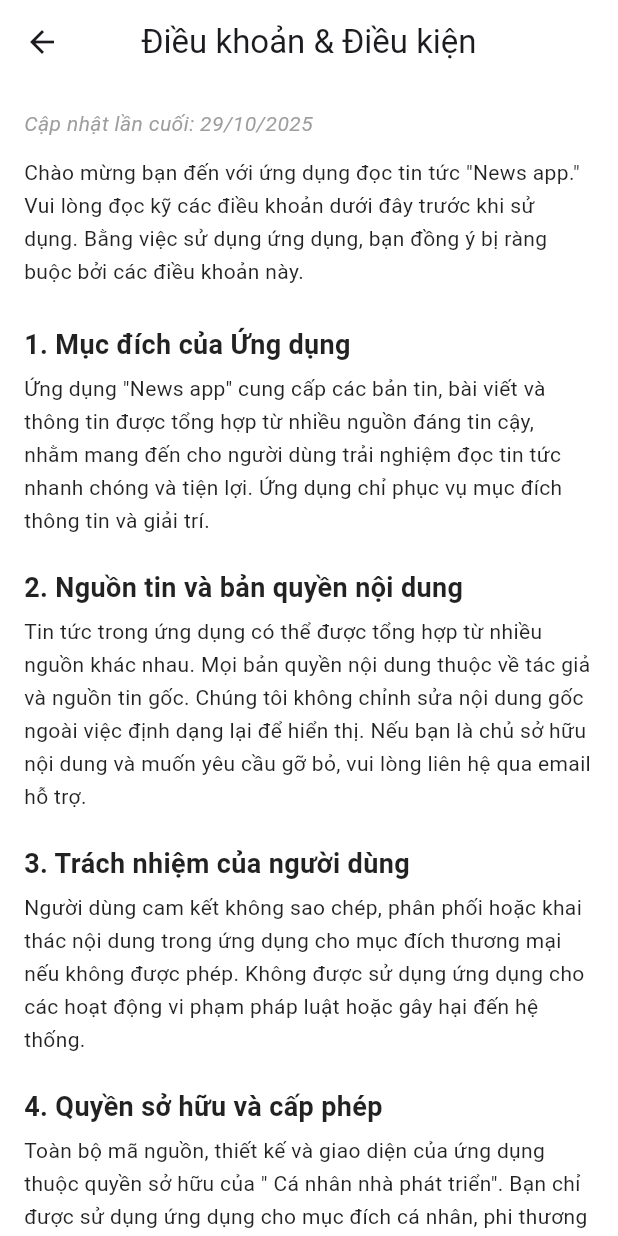
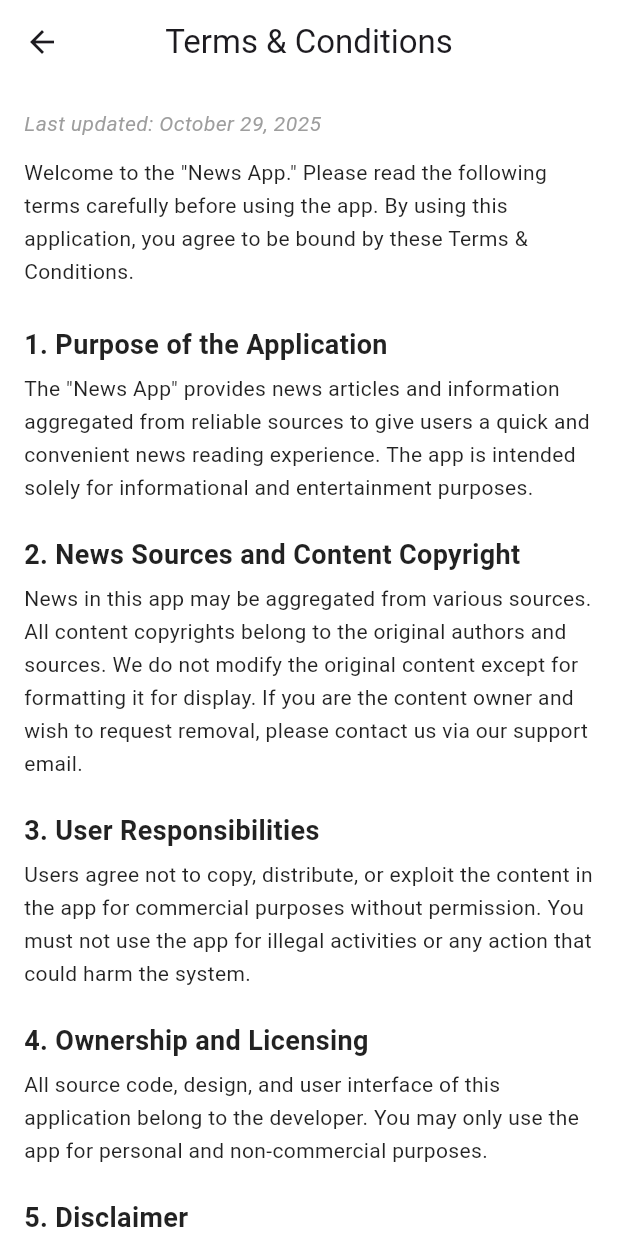
Before and after one commit to MD1809/NewsApp_Project, a Flutter app: the screen it shows after launch, item 4 of the bottom bar chosen, after a tap on "Terms & conditions", on a phone screen of 412 x 824 dp. Run offline on Flutter 3.47's test engine with Material 3 defaults, Android fonts, the phone set to English and light mode, and no system bars; our stand-ins replace cloud_firestore, firebase_auth, firebase_core, sqflite, timeago; accounts and stored records are empty; network calls fail.

Commit message:
cập nhật lại giao diện dùng ngôn ngữ mặc định english

```diff
--- a/lib/screens/bookmarks_screen.dart
+++ b/lib/screens/bookmarks_screen.dart
@@ -92,11 +92,11 @@ class _BookmarksScreenState extends State<BookmarksScreen> {
           .doc(_safeId(url))
           .delete();
     } else {
-      // 🔹 Xoá bài viết cục bộ (SQLite)
+      // Xoá bài viết cục bộ (SQLite)
       await DatabaseNewsApp.instance.deleteArticleByUrl(url);
     }
 
-    // 🔁 Load lại danh sách
+    // Load lại danh sách
     await loadSavedArticles();
   }
 
@@ -120,14 +120,14 @@ class _BookmarksScreenState extends State<BookmarksScreen> {
             children: [
               Row(
                 children: [
-                  Text("Các bài đã lưu", style: TextStyle(fontSize: 18)),
+                  Text("Saved Articles", style: TextStyle(fontSize: 18)),
                 ],
               ),
               SizedBox(height: 10),
               Expanded(
                 child: savedArticles.isEmpty
                     ? const Center(
-                        child: Text("Chưa có bài viết nào được lưu."),
+                        child: Text("No saved articles yet."),
                       )
                     : ListView.builder(
                         itemCount: savedArticles.length,
--- a/lib/screens/categories_screen.dart
+++ b/lib/screens/categories_screen.dart
@@ -64,13 +64,15 @@ class _CategoriesScreenState extends State<CategoriesScreen> {
               SizedBox(height: 4),
               Row(
                 children: [
-                  Text("Tin tức theo chủ đề", style: TextStyle(fontSize: 18)),
+                  Text("News by Category", style: TextStyle(fontSize: 18)),
                 ],
               ),
               SizedBox(height: 20),
               Expanded(
                 child: isLoading
                     ? const Center(child: CircularProgressIndicator())
+                    : categoryImages.isEmpty
+                    ? const Center(child: Text('No news found for this category'))
                     : GridView.builder(
                         itemCount: categoryNames.length,
                         gridDelegate:
--- a/lib/screens/change_password_screen.dart
+++ b/lib/screens/change_password_screen.dart
@@ -21,13 +21,13 @@ class _ChangePasswordScreenState extends State<ChangePasswordScreen> {
     if (user == null) {
       ScaffoldMessenger.of(
         context,
-      ).showSnackBar(const SnackBar(content: Text('Chưa đăng nhập!')));
+      ).showSnackBar(const SnackBar(content: Text('You are not logged in!')));
       return;
     }
 
     if (_newPasswordController.text != _confirmPasswordController.text) {
       ScaffoldMessenger.of(context).showSnackBar(
-        const SnackBar(content: Text('Mật khẩu mới không trùng khớp')),
+        const SnackBar(content: Text('New passwords do not match')),
       );
       return;
     }
@@ -47,18 +47,18 @@ class _ChangePasswordScreenState extends State<ChangePasswordScreen> {
 
       ScaffoldMessenger.of(
         context,
-      ).showSnackBar(const SnackBar(content: Text('Đổi mật khẩu thành công!')));
+      ).showSnackBar(const SnackBar(content: Text('Password changed successfully!')));
 
       // Clear fields
       _oldPasswordController.clear();
       _newPasswordController.clear();
       _confirmPasswordController.clear();
     } on FirebaseAuthException catch (e) {
-      String message = 'Lỗi: ${e.message}';
+      String message = 'Error: ${e.message}';
 
       // Nếu mật khẩu cũ sai
       if (e.code == 'wrong-password') {
-        message = 'Mật khẩu cũ không đúng';
+        message = 'Incorrect old password';
       }
 
       ScaffoldMessenger.of(
@@ -92,7 +92,7 @@ class _ChangePasswordScreenState extends State<ChangePasswordScreen> {
   Widget build(BuildContext context) {
     return Scaffold(
       backgroundColor: Colors.white,
-      appBar: AppBar(title: const Text('Đổi mật khẩu'), backgroundColor: Colors.white, centerTitle: true),
+      appBar: AppBar(title: const Text('Change Password'), backgroundColor: Colors.white, centerTitle: true),
       body: Padding(
         padding: const EdgeInsets.fromLTRB(20.0, 60.0, 20.0, 0),
         child: Column(
@@ -100,19 +100,19 @@ class _ChangePasswordScreenState extends State<ChangePasswordScreen> {
             TextField(
               controller: _oldPasswordController,
               obscureText: true,
-              decoration: _inputDecoration('Mật khẩu cũ'),
+              decoration: _inputDecoration('Old Password'),
             ),
             const SizedBox(height: 24),
             TextField(
               controller: _newPasswordController,
               obscureText: true,
-              decoration: _inputDecoration('Mật khẩu mới'),
+              decoration: _inputDecoration('New Password'),
             ),
             const SizedBox(height: 24),
             TextField(
               controller: _confirmPasswordController,
               obscureText: true,
-              decoration: _inputDecoration('Xác nhận mật khẩu mới'),
+              decoration: _inputDecoration('Confirm New Password'),
             ),
             const SizedBox(height: 40),
             SizedBox(
@@ -136,7 +136,7 @@ class _ChangePasswordScreenState extends State<ChangePasswordScreen> {
                         ),
                       )
                     : const Text(
-                        'Đổi mật khẩu',
+                        'Change Password',
                         style: TextStyle(
                           color: Colors.white,
                           fontSize: 16,
--- a/lib/screens/home_screen.dart
+++ b/lib/screens/home_screen.dart
@@ -6,9 +6,10 @@ import 'package:news_app_project/widgets/article_formbig_card.dart';
 import 'package:news_app_project/widgets/article_formsmall_card.dart';
 import 'package:news_app_project/widgets/category_button.dart';
 import 'package:news_app_project/widgets/appbar.dart';
-
 import 'package:news_app_project/models/news_model.dart';
 import 'package:news_app_project/services/api_service.dart';
+import 'package:firebase_auth/firebase_auth.dart';
+import 'package:cloud_firestore/cloud_firestore.dart';
 
 class HomePageContent extends StatefulWidget {
   const HomePageContent({super.key});
@@ -18,12 +19,12 @@ class HomePageContent extends StatefulWidget {
 }
 
 class _HomePageContentState extends State<HomePageContent> {
-  // Tạo một đối tượng service
   final NewsApiService _newsService = NewsApiService();
 
   Future<List<NewsArticle>>? _trendingFuture;
   Future<List<NewsArticle>>? _newsFuture;
 
+  String? userInitial;
   String _searchQuery = "";
   Future<List<NewsArticle>>? _searchFuture;
 
@@ -39,7 +40,7 @@ class _HomePageContentState extends State<HomePageContent> {
   @override
   void initState() {
     super.initState();
-    // Gọi API khi khởi tạo màn hình
+    _loadUserInitial();
     _trendingFuture = _newsService.fetchNewsTrending();
     _newsFuture = _newsService.fetchNews(selectedCategory);
   }
@@ -47,7 +48,6 @@ class _HomePageContentState extends State<HomePageContent> {
   void onCategorySelected(String category) {
     setState(() {
       selectedCategory = category;
-      // gọi lại API khi thay đổi
       _newsFuture = _newsService.fetchNews(category);
     });
   }
@@ -63,34 +63,57 @@ class _HomePageContentState extends State<HomePageContent> {
     });
   }
 
+  Future<void> _loadUserInitial() async {
+    final user = FirebaseAuth.instance.currentUser;
+    if (user == null) return;
+
+    try {
+      final snapshot = await FirebaseFirestore.instance
+          .collection('users')
+          .doc(user.uid)
+          .get();
+
+      if (snapshot.exists) {
+        final name = snapshot['username'] ?? '';
+        if (name.isNotEmpty) {
+          setState(() {
+            userInitial = name[0].toUpperCase();
+          });
+        }
+      }
+    } catch (e) {
+      debugPrint('Error: $e');
+    }
+  }
+
   @override
   Widget build(BuildContext context) {
     return Scaffold(
       backgroundColor: Colors.white,
-      appBar: PreferredSize(
-        preferredSize: const Size.fromHeight(60),
+      appBar: const PreferredSize(
+        preferredSize: Size.fromHeight(60),
         child: AppbarBuild(),
       ),
       body: Padding(
-        padding: EdgeInsets.fromLTRB(20, 10, 20, 0),
+        padding: const EdgeInsets.fromLTRB(20, 10, 20, 0),
         child: Container(
-          decoration: BoxDecoration(color: Colors.white),
+          decoration: const BoxDecoration(color: Colors.white),
           child: Column(
             children: [
               Container(
-                padding: EdgeInsets.only(bottom: 8),
+                padding: const EdgeInsets.only(bottom: 8),
                 child: Row(
                   children: [
                     Expanded(child: CustomSearchBar(onSubmitted: _onSearch)),
                     const SizedBox(width: 20),
-                    const SizedBox(
+                    SizedBox(
                       width: 54,
                       height: 54,
                       child: CircleAvatar(
-                        backgroundColor: Colors.deepPurpleAccent,
+                        backgroundColor: Colors.blueAccent,
                         child: Text(
-                          "D",
-                          style: TextStyle(
+                          userInitial ?? "?",
+                          style: const TextStyle(
                             color: Colors.white,
                             fontSize: 24,
                             fontWeight: FontWeight.bold,
@@ -113,13 +136,13 @@ class _HomePageContentState extends State<HomePageContent> {
                       );
                     } else if (snapshot.hasError) {
                       return Center(
-                              child: Text('Lỗi: ${snapshot.error}'),
+                        child: Text('Error: ${snapshot.error}'),
                       );
                     } else if (snapshot.hasData) {
                       final articles = snapshot.data!;
                       if (articles.isEmpty) {
                         return const Center(
-                                child: Text("Không có bài viết."),
+                          child: Text("No articles found."),
                         );
                       }
                       return ListView.builder(
@@ -139,7 +162,7 @@ class _HomePageContentState extends State<HomePageContent> {
                       );
                     } else {
                       return const Center(
-                              child: Text("Không có bài viết."),
+                        child: Text("No articles found."),
                       );
                     }
                   },
@@ -147,7 +170,7 @@ class _HomePageContentState extends State<HomePageContent> {
                     : ListView(
                   children: [
                     const SizedBox(height: 24),
-                          SectionHeader(title: "Trending"),
+                    const SectionHeader(title: "Trending"),
                     const SizedBox(height: 16),
                     FutureBuilder<List<NewsArticle>>(
                       future: _trendingFuture,
@@ -159,17 +182,16 @@ class _HomePageContentState extends State<HomePageContent> {
                           );
                         } else if (snapshot.hasError) {
                           return Center(
-                                  child: Text("Lỗi: ${snapshot.error}"),
+                            child: Text("Error: ${snapshot.error}"),
                           );
                         } else if (snapshot.hasData) {
                           final newsList = snapshot.data!;
                           if (newsList.isEmpty) {
                             return const Center(
-                                    child: Text("Không có bài viết."),
+                              child: Text("No articles available."),
                             );
                           }
 
-                                // Lấy tối đa 8 bài
                           final trendingList = newsList.take(4).toList();
 
                           return SingleChildScrollView(
@@ -196,13 +218,13 @@ class _HomePageContentState extends State<HomePageContent> {
                           );
                         } else {
                           return const Center(
-                                  child: Text("Không có bài viết."),
+                            child: Text("No articles available."),
                           );
                         }
                       },
                     ),
                     const SizedBox(height: 30),
-                          SectionHeader(title: "Latest"),
+                    const SectionHeader(title: "Latest"),
                     const SizedBox(height: 16),
                     SingleChildScrollView(
                       scrollDirection: Axis.horizontal,
@@ -223,29 +245,28 @@ class _HomePageContentState extends State<HomePageContent> {
                       builder: (context, snapshot) {
                         if (snapshot.connectionState ==
                             ConnectionState.waiting) {
-                                // Khi đang tải dữ liệu
                           return const Center(
                             child: CircularProgressIndicator(),
                           );
                         } else if (snapshot.hasError) {
-                                // Nếu có lỗi
                           return Center(
-                                  child: Text('Lỗi: ${snapshot.error}'),
+                            child: Text('Error: ${snapshot.error}'),
                           );
                         } else if (snapshot.hasData) {
                           final newsList = snapshot.data!;
 
                           if (newsList.isEmpty) {
                             return const Center(
-                                    child: Text("Không có bài viết."),
+                              child: Text("No articles available."),
                             );
                           }
-                                // Lấy 10 bài đầu tiên
+
                           final limitedList = newsList.take(6).toList();
 
                           return ListView.builder(
                             shrinkWrap: true,
-                                  physics: NeverScrollableScrollPhysics(),
+                            physics:
+                            const NeverScrollableScrollPhysics(),
                             itemCount: limitedList.length,
                             itemBuilder: (context, index) {
                               final article = limitedList[index];
@@ -261,9 +282,8 @@ class _HomePageContentState extends State<HomePageContent> {
                             },
                           );
                         } else {
-                                // Không có dữ liệu
                           return const Center(
-                                  child: Text("Không có bài viết."),
+                            child: Text("No articles available."),
                           );
                         }
                       },
--- a/lib/screens/newsByCategoryScreen.dart
+++ b/lib/screens/newsByCategoryScreen.dart
@@ -82,7 +82,7 @@ class _NewsByCategoryScreenState extends State<NewsByCategoryScreen> {
           : articles.isEmpty
           ? Container(
               color: Colors.white,
-              child: const Center(child: Text("Không có bài báo nào")),
+              child: const Center(child: Text("No articles found!")),
             )
           : Container(
               color: Colors.white,
--- a/lib/screens/profile_screen.dart
+++ b/lib/screens/profile_screen.dart
@@ -50,7 +50,7 @@ class ProfileScreen extends StatelessWidget {
                   const SizedBox(height: 12),
                   if(user == null) ...[
                     const Text(
-                      "Đăng nhập để cá nhân hóa trải nghiệm của bạn",
+                      "Log in to personalize your experience",
                       textAlign: TextAlign.center,
                       style: TextStyle(fontSize: 14, color: Colors.black54),
                     ),
@@ -75,7 +75,7 @@ class ProfileScreen extends StatelessWidget {
                             ),
                           ),
                           child: const Text(
-                            "Đăng nhập",
+                            "Login",
                             style: TextStyle(
                               color: Colors.white,
                             ),
@@ -97,7 +97,7 @@ class ProfileScreen extends StatelessWidget {
                             ),
                           ),
                           child: const Text(
-                            "Đăng ký",
+                            "Sign Up",
                             style: TextStyle(color: Colors.blue),
                           ),
                         ),
@@ -113,9 +113,9 @@ class ProfileScreen extends StatelessWidget {
 
                         return Column(
                           children: [
-                            const Text("Đã đăng nhập với tài khoản"),
+                            const Text("Logged in with account"),
                             Text(
-                              data?['username'] ?? user.email ?? "Không có tên",
+                              data?['username'] ?? user.email ?? "No name available",
                               style: const TextStyle(fontSize: 18, fontWeight: FontWeight.bold),
                             ),
                           ],
--- a/lib/screens/termsAndConditionsScreen.dart
+++ b/lib/screens/termsAndConditionsScreen.dart
@@ -10,7 +10,7 @@ class TermsScreen extends StatelessWidget {
       appBar: AppBar(
         backgroundColor: Colors.white,
         scrolledUnderElevation: 0,
-        title: const Text("Điều khoản & Điều kiện"),
+        title: const Text("Terms & Conditions"),
         centerTitle: true,
       ),
       body: const SingleChildScrollView(
@@ -51,81 +51,80 @@ class TermsContent extends StatelessWidget {
         crossAxisAlignment: CrossAxisAlignment.start,
         children: [
           const Text(
-            "Cập nhật lần cuối: 29/10/2025",
+            "Last updated: October 29, 2025",
             style: TextStyle(fontStyle: FontStyle.italic, color: Colors.grey),
           ),
           const SizedBox(height: 12),
           _buildBodyText(
-            "Chào mừng bạn đến với ứng dụng đọc tin tức \"News app.\" "
-                "Vui lòng đọc kỹ các điều khoản dưới đây trước khi sử dụng. "
-                "Bằng việc sử dụng ứng dụng, bạn đồng ý bị ràng buộc bởi các điều khoản này.",
+            "Welcome to the \"News App.\" Please read the following terms carefully before using the app. "
+                "By using this application, you agree to be bound by these Terms & Conditions.",
           ),
           const SizedBox(height: 20),
 
-          _buildSectionTitle("1. Mục đích của Ứng dụng"),
+          _buildSectionTitle("1. Purpose of the Application"),
           _buildBodyText(
-            "Ứng dụng \"News app\" cung cấp các bản tin, bài viết và thông tin "
-                "được tổng hợp từ nhiều nguồn đáng tin cậy, nhằm mang đến cho người dùng trải nghiệm đọc tin tức nhanh chóng và tiện lợi. "
-                "Ứng dụng chỉ phục vụ mục đích thông tin và giải trí.",
+            "The \"News App\" provides news articles and information "
+                "aggregated from reliable sources to give users a quick and convenient news reading experience. "
+                "The app is intended solely for informational and entertainment purposes.",
           ),
           const SizedBox(height: 16),
 
-          _buildSectionTitle("2. Nguồn tin và bản quyền nội dung"),
+          _buildSectionTitle("2. News Sources and Content Copyright"),
           _buildBodyText(
-            "Tin tức trong ứng dụng có thể được tổng hợp từ nhiều nguồn khác nhau. "
-                "Mọi bản quyền nội dung thuộc về tác giả và nguồn tin gốc. "
-                "Chúng tôi không chỉnh sửa nội dung gốc ngoài việc định dạng lại để hiển thị. "
-                "Nếu bạn là chủ sở hữu nội dung và muốn yêu cầu gỡ bỏ, vui lòng liên hệ qua email hỗ trợ.",
+            "News in this app may be aggregated from various sources. "
+                "All content copyrights belong to the original authors and sources. "
+                "We do not modify the original content except for formatting it for display. "
+                "If you are the content owner and wish to request removal, please contact us via our support email.",
           ),
           const SizedBox(height: 16),
 
-          _buildSectionTitle("3. Trách nhiệm của người dùng"),
+          _buildSectionTitle("3. User Responsibilities"),
           _buildBodyText(
-            "Người dùng cam kết không sao chép, phân phối hoặc khai thác nội dung trong ứng dụng cho mục đích thương mại nếu không được phép. "
-                "Không được sử dụng ứng dụng cho các hoạt động vi phạm pháp luật hoặc gây hại đến hệ thống.",
+            "Users agree not to copy, distribute, or exploit the content in the app for commercial purposes without permission. "
+                "You must not use the app for illegal activities or any action that could harm the system.",
           ),
           const SizedBox(height: 16),
 
-          _buildSectionTitle("4. Quyền sở hữu và cấp phép"),
+          _buildSectionTitle("4. Ownership and Licensing"),
           _buildBodyText(
-            "Toàn bộ mã nguồn, thiết kế và giao diện của ứng dụng thuộc quyền sở hữu của \" Cá nhân nhà phát triển\". "
-                "Bạn chỉ được sử dụng ứng dụng cho mục đích cá nhân, phi thương mại.",
+            "All source code, design, and user interface of this application belong to the developer. "
+                "You may only use the app for personal and non-commercial purposes.",
           ),
           const SizedBox(height: 16),
 
-          _buildSectionTitle("5. Miễn trừ trách nhiệm"),
+          _buildSectionTitle("5. Disclaimer"),
           _buildBodyText(
-            "Chúng tôi không đảm bảo mọi thông tin đều chính xác hoặc luôn được cập nhật kịp thời. "
-                "Ứng dụng không chịu trách nhiệm cho thiệt hại phát sinh từ việc bạn sử dụng thông tin trong ứng dụng. "
-                "Các liên kết ngoài có thể dẫn tới trang web khác mà chúng tôi không kiểm soát nội dung.",
+            "We do not guarantee that all information is completely accurate or always up-to-date. "
+                "The app is not responsible for any damages resulting from your use of the information provided. "
+                "External links may lead to other websites whose content we do not control.",
           ),
           const SizedBox(height: 16),
 
-          _buildSectionTitle("6. Thu thập dữ liệu và quyền riêng tư"),
+          _buildSectionTitle("6. Data Collection and Privacy"),
           _buildBodyText(
-            "Ứng dụng có thể thu thập một số thông tin phi cá nhân (như lượt truy cập, thời gian sử dụng) "
-                "nhằm cải thiện trải nghiệm người dùng. Không thu thập thông tin nhạy cảm trừ khi bạn tự nguyện cung cấp. "
-                "Vui lòng xem thêm Chính sách Bảo mật để biết chi tiết.",
+            "The app may collect certain non-personal data (such as visit frequency or usage time) "
+                "to improve the user experience. Sensitive personal data will not be collected unless you voluntarily provide it. "
+                "Please refer to our Privacy Policy for more details.",
           ),
           const SizedBox(height: 16),
 
-          _buildSectionTitle("7. Cập nhật và thay đổi điều khoản"),
+          _buildSectionTitle("7. Updates and Changes to Terms"),
           _buildBodyText(
-            "Chúng tôi có thể thay đổi hoặc cập nhật các điều khoản này bất kỳ lúc nào. "
-                "Phiên bản mới sẽ được công bố trong ứng dụng và có hiệu lực ngay khi được đăng tải.",
+            "We may modify or update these terms at any time. "
+                "The new version will be published within the app and will take effect immediately upon release.",
           ),
           const SizedBox(height: 16),
 
-          _buildSectionTitle("8. Liên hệ"),
+          _buildSectionTitle("8. Contact Information"),
           _buildBodyText(
-            "Nếu bạn có thắc mắc hoặc góp ý về Điều khoản & Điều kiện, vui lòng liên hệ:\n\n"
-                "📧 Email: support@newsapp.com\n🌐 Website cung cấp api: https://newsapi.org",
+            "If you have any questions or feedback about these Terms & Conditions, please contact us:\n\n"
+                "Email: support@newsapp.com\nAPI provider website: https://newsapi.org",
           ),
           const SizedBox(height: 30),
 
           const Center(
             child: Text(
-              "Bằng việc tiếp tục sử dụng ứng dụng, bạn đồng ý với các điều khoản trên.",
+              "By continuing to use this app, you agree to these Terms & Conditions.",
               textAlign: TextAlign.center,
               style: TextStyle(
                 fontStyle: FontStyle.italic,
```
Lines whose indentation alone changed are shown as unchanged.
